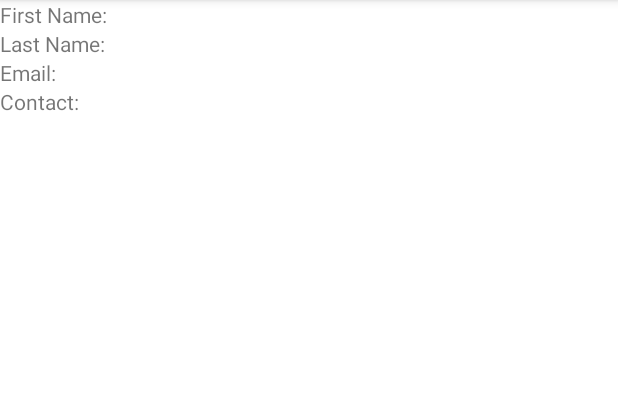
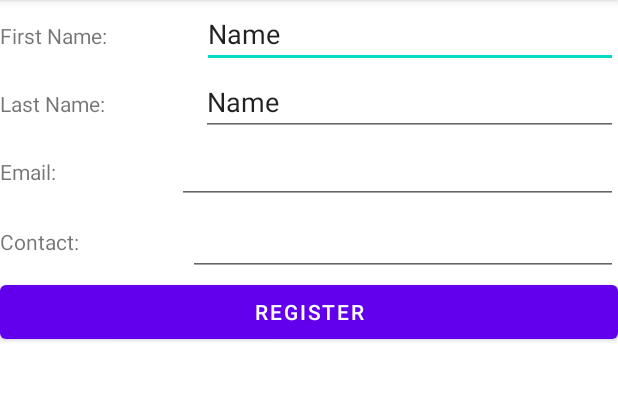
Before and after one commit to TariniPriya/FYPFYFirstDraft, an Android app: the Login screen opened directly, with no data from a screen before it, on a phone screen of 412 x 824 dp, the part 84-484 px from its top. Run offline under Robolectric (Android 15) with nearby library versions, the phone set to English and light mode, and no system bars.

Commit message:
Commit login

```diff
--- a/app/src/main/java/com/example/fypfirstdraft/Login.java
+++ b/app/src/main/java/com/example/fypfirstdraft/Login.java
@@ -2,16 +2,33 @@ package com.example.fypfirstdraft;
 
 import androidx.appcompat.app.AppCompatActivity;
 
+import android.content.Intent;
 import android.os.Bundle;
+import android.view.View;
+import android.widget.Button;
+import android.widget.EditText;
 
 public class Login extends AppCompatActivity {
+EditText FName_Input, LName_Input, Email_Input, Contact_Input;
+Button Register;
 
     @Override
     protected void onCreate(Bundle savedInstanceState) {
         super.onCreate(savedInstanceState);
         setContentView(R.layout.activity_login);
-        editTextName=(EditText)findViewById(R.id.editTextName);
-        editTextName=(EditText)findViewById(R.id.editTextName);
-        editTextName=(EditText)findViewById(R.id.editTextName);
+        FName_Input=(EditText)findViewById(R.id.FName_Input);
+        LName_Input=(EditText)findViewById(R.id.FName_Input);
+        Email_Input=(EditText)findViewById(R.id.Email_Input);
+        Contact_Input=(EditText)findViewById(R.id.Contact_Input);
+        Register=(Button)findViewById(R.id.Register);
+
+        Register.setOnClickListener(new View.OnClickListener() {
+
+            @Override
+            public void onClick(View view) {
+                Intent intent = new Intent(Login.this, MainActivity.class);
+                startActivity(intent);
+            }
+        });
     }
 }
--- a/app/src/main/res/layout/activity_login.xml
+++ b/app/src/main/res/layout/activity_login.xml
@@ -23,11 +23,15 @@
                 android:layout_weight="1"
                 android:text="First Name:" />
 
-            <TextView
+            <EditText
                 android:id="@+id/FName_Input"
                 android:layout_width="wrap_content"
                 android:layout_height="wrap_content"
-                android:layout_weight="1" />
+                android:layout_weight="1"
+                android:ems="10"
+                android:inputType="textPersonName"
+                android:text="Name" />
+
         </LinearLayout>
 
         <LinearLayout
@@ -42,11 +46,16 @@
                 android:layout_weight="1"
                 android:text="Last Name:" />
 
-            <TextView
+            <EditText
                 android:id="@+id/LName_Input"
                 android:layout_width="wrap_content"
                 android:layout_height="wrap_content"
-                android:layout_weight="1" />
+                android:layout_weight="1"
+                android:ems="10"
+                android:inputType="textPersonName"
+                android:text="Name"
+                tools:ignore="TouchTargetSizeCheck" />
+
         </LinearLayout>
 
         <LinearLayout
@@ -61,16 +70,20 @@
                 android:layout_weight="1"
                 android:text="Email:" />
 
-            <TextView
+            <EditText
                 android:id="@+id/Email_Input"
                 android:layout_width="wrap_content"
                 android:layout_height="wrap_content"
-                android:layout_weight="1" />
+                android:layout_weight="1"
+                android:ems="10"
+                android:inputType="textEmailAddress"
+                tools:ignore="SpeakableTextPresentCheck,TouchTargetSizeCheck" />
+
         </LinearLayout>
 
         <LinearLayout
             android:layout_width="match_parent"
-            android:layout_height="match_parent"
+            android:layout_height="wrap_content"
             android:orientation="horizontal">
 
             <TextView
@@ -80,12 +93,29 @@
                 android:layout_weight="1"
                 android:text="Contact:" />
 
-            <TextView
+            <EditText
                 android:id="@+id/Contact_Input"
                 android:layout_width="wrap_content"
                 android:layout_height="wrap_content"
-                android:layout_weight="1" />
+                android:layout_weight="1"
+                android:ems="10"
+                android:inputType="number"
+                android:minHeight="48dp"
+                tools:ignore="TouchTargetSizeCheck,SpeakableTextPresentCheck" />
 
+        </LinearLayout>
+
+        <LinearLayout
+            android:layout_width="match_parent"
+            android:layout_height="match_parent"
+            android:orientation="horizontal">
+
+            <Button
+                android:id="@+id/Register"
+                android:layout_width="wrap_content"
+                android:layout_height="wrap_content"
+                android:layout_weight="1"
+                android:text="Register" />
         </LinearLayout>
 
     </LinearLayout>
```
